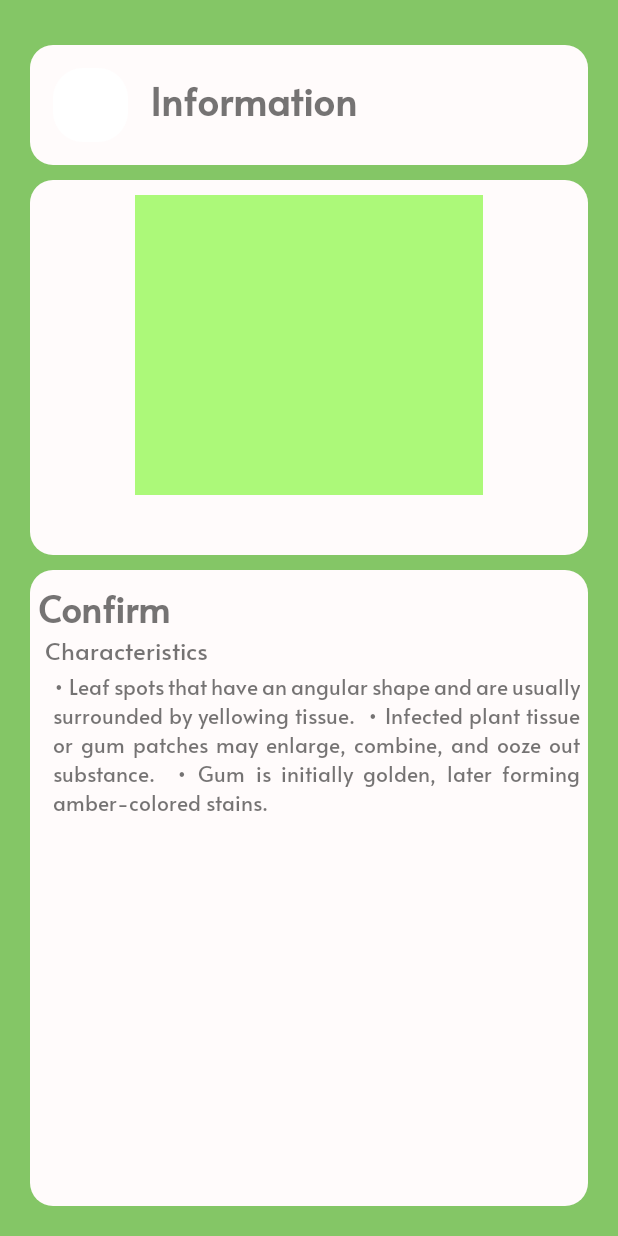
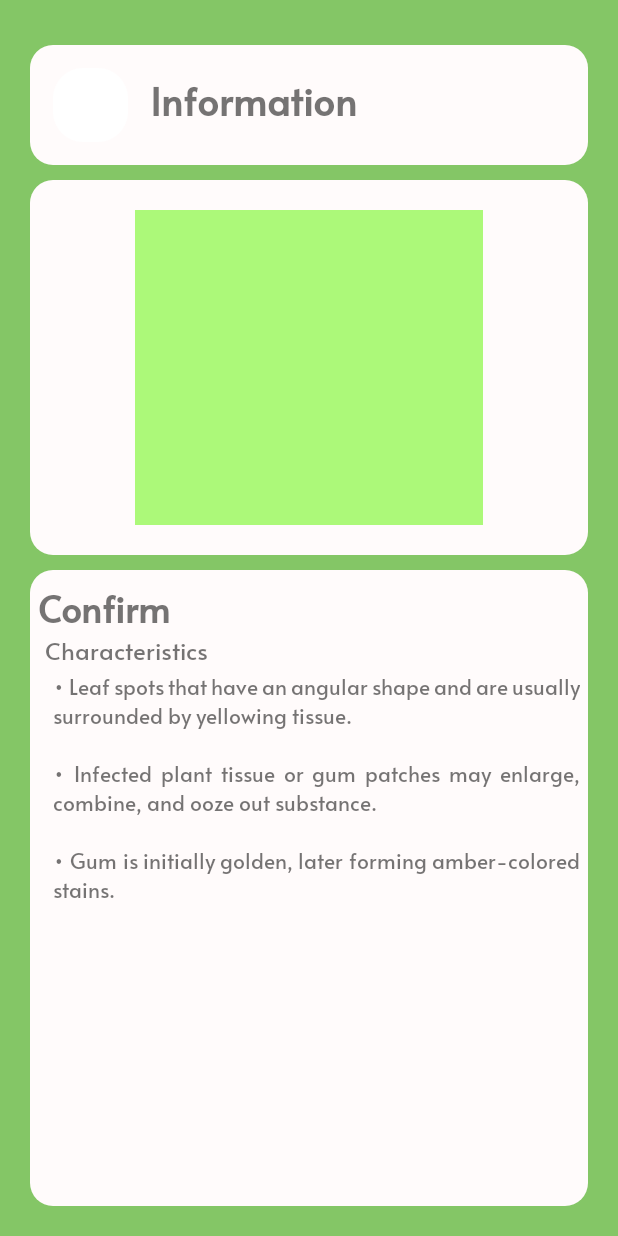
Before and after one commit to kibalias/I-CBB-App, an Android app: the layout activity_result.xml on its own in the app's theme, with its tools: preview values and no code run, on a phone screen of 412 x 824 dp. Run offline under Robolectric (Android 15) with nearby library versions, the phone set to English and light mode, and no system bars.

Commit message:
di ko na alam huehuehue

```diff
--- a/app/src/main/res/layout/activity_result.xml
+++ b/app/src/main/res/layout/activity_result.xml
@@ -83,9 +83,9 @@
             android:layout_width="match_parent"
             android:layout_height="match_parent"
             android:layout_marginStart="70dp"
-            android:layout_marginTop="10dp"
+            android:layout_marginTop="20dp"
             android:layout_marginEnd="70dp"
-            android:layout_marginBottom="40dp"
+            android:layout_marginBottom="20dp"
             android:scaleType="fitXY"
             app:srcCompat="@drawable/image_placeholder" />
     </FrameLayout>
--- a/app/src/main/res/values/strings.xml
+++ b/app/src/main/res/values/strings.xml
@@ -4,13 +4,8 @@
     <string name="link">Para sa ibang impormasyon:
         <a href="https://plantix.net/en/library/plant-diseases/300039/cassava-bacterial-blight">https://plantix.net/en/library/plant-diseases/300039/cassava-bacterial-blight</a> </string>
     <string name="loading">Loading...</string>
-    <string name="CBBdiagnosis1">•  Leaf spots that have an angular shape and are usually surrounded by yellowing tissue. <br></br>
-
-•  Infected plant tissue or gum patches may enlarge, combine, and ooze out substance. <br></br>
-
-•  Gum is initially golden, later forming amber-colored stains.
+    <string name="CBBdiagnosis1">•  Leaf spots that have an angular shape and are usually surrounded by yellowing tissue.\n\n•  Infected plant tissue or gum patches may enlarge, combine, and ooze out substance.\n\n•  Gum is initially golden, later forming amber-colored stains.
     </string>
-    <string name="Healthydiagnosis1">•  Dark green colored plant.
-•  Firm leaves.
+    <string name="Healthydiagnosis1">•  Leaf has a dark green color.\n\n•  Firm, fan-shaped leaves.\n\n•  There is no uncommon discoloration or spotting on the leaf.
     </string>
 </resources>
```
Also changed, not shown: app/src/main/java/com/example/bacterial_blight/MainActivity.java (+36 -3 lines), app/src/main/java/com/example/bacterial_blight/Result_Activity.java (+7 -7 lines).
